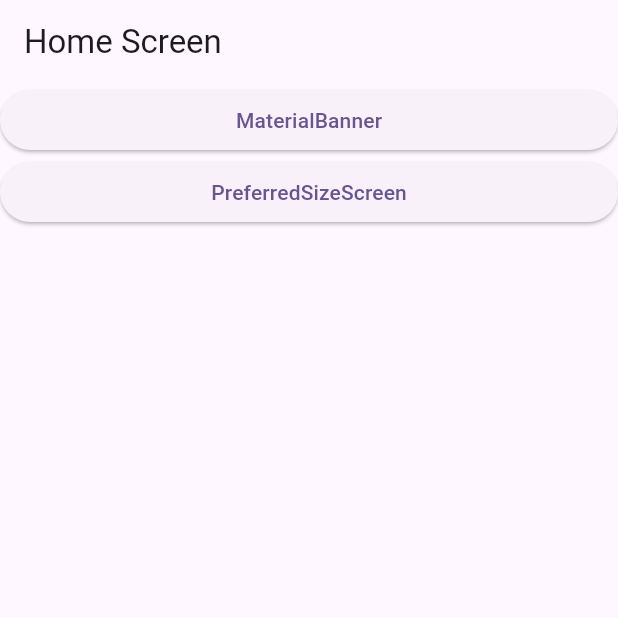
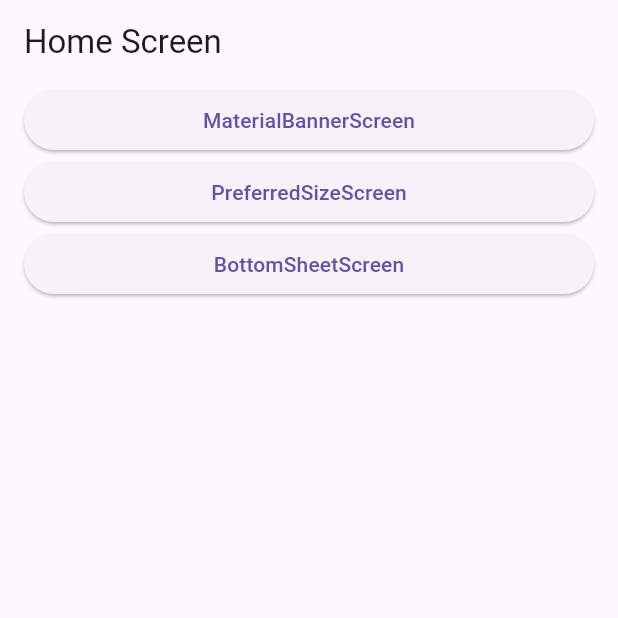
Before and after one commit to shinung-han/best_flutter_widgets, a Flutter app: the screen it shows after launch, on a phone screen of 412 x 824 dp, the top half of it. Run offline on Flutter 3.47's test engine with Material 2 defaults, Android fonts, the light colour scheme and no system bars.

Commit message:
BottomSheet

```diff
--- a/lib/main.dart
+++ b/lib/main.dart
@@ -13,11 +13,11 @@ class MyApp extends StatelessWidget {
   Widget build(BuildContext context) {
     return MaterialApp(
       title: 'Flutter Demo',
+      debugShowCheckedModeBanner: false,
       theme: ThemeData(
-        colorScheme: ColorScheme.fromSeed(seedColor: Colors.deepPurple),
         useMaterial3: true,
       ),
-      home: const HomeScreen(),
+      home: HomeScreen(),
     );
   }
 }
--- a/lib/screens/home_screen.dart
+++ b/lib/screens/home_screen.dart
@@ -1,9 +1,27 @@
+import 'package:best_flutter_widgets/screens/bottom_sheet_screen.dart';
 import 'package:best_flutter_widgets/screens/material_banner_screen.dart';
 import 'package:best_flutter_widgets/screens/preferred_size_screen.dart';
 import 'package:flutter/material.dart';
 
+class Buttons {
+  final String title;
+  final Widget widget;
+
+  Buttons({
+    required this.title,
+    required this.widget,
+  });
+}
+
 class HomeScreen extends StatelessWidget {
-  const HomeScreen({super.key});
+  final buttonList = [
+    Buttons(
+        title: 'MaterialBannerScreen', widget: const MaterialBannerScreen()),
+    Buttons(title: 'PreferredSizeScreen', widget: const PreferredSizeScreen()),
+    Buttons(title: 'BottomSheetScreen', widget: const BottomSheetScreen()),
+  ];
+
+  HomeScreen({super.key});
 
   @override
   Widget build(BuildContext context) {
@@ -11,29 +29,28 @@ class HomeScreen extends StatelessWidget {
       appBar: AppBar(
         title: const Text('Home Screen'),
       ),
-      body: ListView(
-        children: [
-          ElevatedButton(
+      body: Padding(
+        padding: const EdgeInsets.symmetric(horizontal: 16.0),
+        child: ListView(
+          children: buttonList
+              .map(
+                (e) => ElevatedButton(
                   onPressed: () {
                     Navigator.of(context).push(
                       MaterialPageRoute(
-                  builder: (_) => const MaterialBannerScreen(),
+                        builder: (_) => e.widget,
                       ),
                     );
                   },
-            child: const Text('MaterialBanner'),
+                  // style: ElevatedButton.styleFrom(
+                  //   backgroundColor: Theme.of(context).primaryColor,
+                  //   foregroundColor: Colors.white,
+                  // ),
+                  child: Text(e.title),
                 ),
-          ElevatedButton(
-            onPressed: () {
-              Navigator.of(context).push(
-                MaterialPageRoute(
-                  builder: (_) => const PreferredSizeScreen(),
+              )
+              .toList(),
         ),
-              );
-            },
-            child: const Text('PreferredSizeScreen'),
-          ),
-        ],
       ),
     );
   }
```
Also changed, not shown: lib/screens/bottom_sheet_screen.dart (added, +51 -0 lines), 1 other file. Lines whose indentation alone changed are shown as unchanged.
